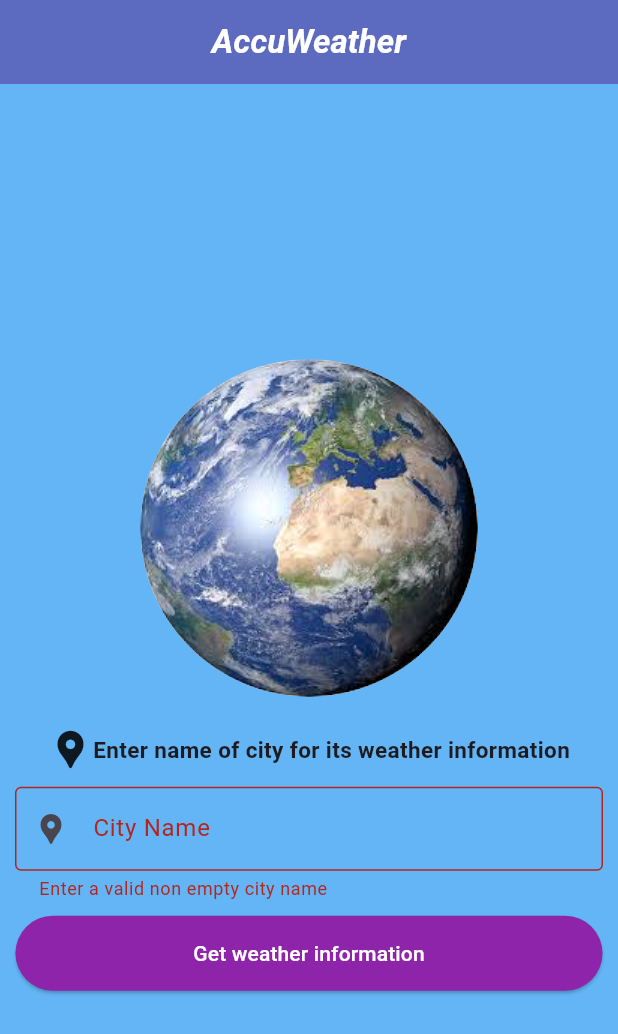
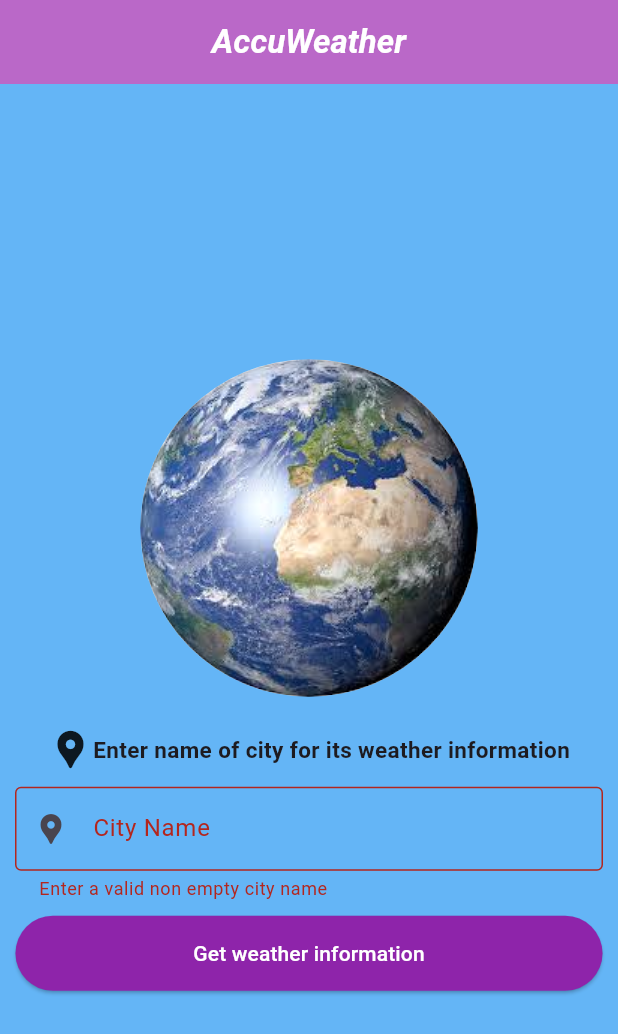
Before and after one commit to MaheshVerma12/AccuWeather, a Flutter app: the screen it shows after launch, after a tap on "Get weather information", on a phone screen of 412 x 824 dp. Shown: the top 1034 px of the screen. Run offline on Flutter 3.47's test engine with Material 3 defaults, Android fonts, the phone set to English and light mode, and no system bars; our stand-ins replace dio, equatable, flutter_bloc, geolocator, lottie, weather.

Commit message:
added animation in splash screen

```diff
--- a/lib/splash/landingScreen.dart
+++ b/lib/splash/landingScreen.dart
@@ -21,7 +21,7 @@
     return Scaffold(
       backgroundColor: Colors.blue[300],
       appBar: AppBar(
-        backgroundColor: Colors.indigo[400],
+        backgroundColor: Colors.purple[300],
         title: Text(
           "AccuWeather",
           style: TextStyle(
--- a/lib/splash/splashScreen.dart
+++ b/lib/splash/splashScreen.dart
@@ -1,4 +1,5 @@
 import 'package:flutter/material.dart';
+import 'package:lottie/lottie.dart';
 import 'package:worksmart/homePage.dart';
 import 'package:worksmart/splash/landingScreen.dart';
 
@@ -32,11 +33,9 @@
           mainAxisAlignment: MainAxisAlignment.center,
           children: [
             Container(
-              height: 150,
-              width: 150,
-              child: ClipRRect(
-                  borderRadius: BorderRadius.circular(30),
-                  child: Image.asset("assets/weatherappicon.jpg")),
+              height: 300,
+              width: 300,
+              child: Lottie.asset('assets/splashanimation.json'),
             ),
             Padding(
               padding: const EdgeInsets.all(10.0),
--- a/pubspec.yaml
+++ b/pubspec.yaml
@@ -37,6 +37,7 @@
   flutter_bloc: ^8.1.3
   equatable: ^2.0.5
   dio: ^5.4.0
+  lottie: ^3.1.2
 
   # The following adds the Cupertino Icons font to your application.
   # Use with the CupertinoIcons class for iOS style icons.
```
Also changed, not shown: assets/splashanimation.json (added, +1 -0 lines), lib/homePage.dart (+10 -2 lines), pubspec.lock.
